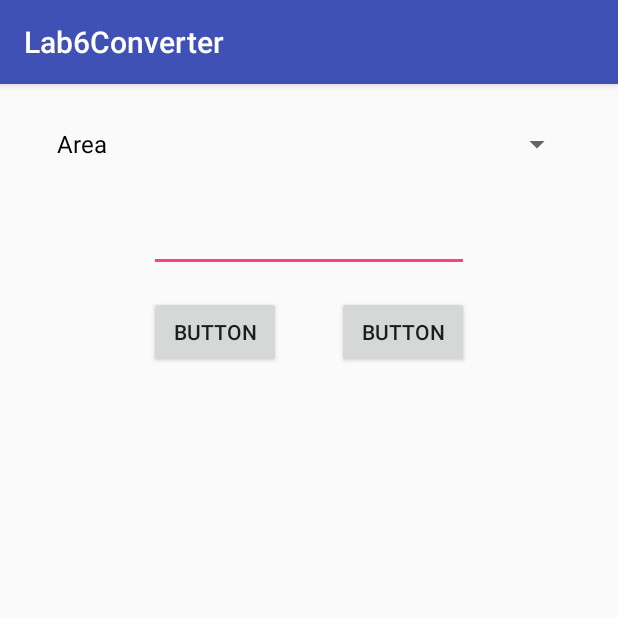
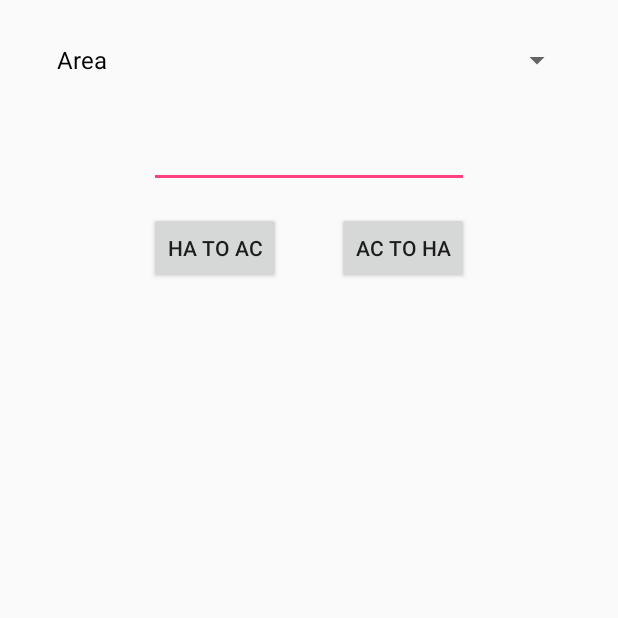
Before and after one commit to AndrewRozendal/Mobile-Apps, an Android app: the screen it shows after launch (MainActivity), on a phone screen of 412 x 824 dp, the top half of it. Run offline under Robolectric (Android 15) with nearby library versions, the phone set to English and light mode, and no system bars.

Commit message:
buttons dynamically update depending on current spinner selection

```diff
--- a/Lab6Converter/app/src/main/java/ca/camosun/lab6converter/MainActivity.java
+++ b/Lab6Converter/app/src/main/java/ca/camosun/lab6converter/MainActivity.java
@@ -13,9 +13,17 @@ import android.widget.TextView;
 
 import java.lang.reflect.Array;
 import java.util.ArrayList;
+import java.util.Dictionary;
+import java.util.Hashtable;
 import java.util.List;
+import java.util.Map;
 
-public class MainActivity extends AppCompatActivity {
+public class MainActivity extends Activity implements AdapterView.OnItemSelectedListener {
+    private Hashtable<String, Conversion> conversions;
+    private Button leftButton;
+    private Button rightButton;
+
+
     private interface PerformsConversion {
         Double convert(Double value);
     }
@@ -41,18 +49,30 @@ public class MainActivity extends AppCompatActivity {
         }
     }
 
-    public class ConversionSpinnerActivity extends Activity implements AdapterView.OnItemSelectedListener {
 
-        public void onItemSelected(AdapterView<?> parent, View view,
-                                   int pos, long id) {
-            // An item was selected. You can retrieve the selected item using
-            parent.getItemAtPosition(pos);
+    public void onItemSelected(AdapterView<?> parent, View view,
+                               int pos, long id) {
+        if(conversions.isEmpty()){
+            throw new NullPointerException("Conversions was not instantiated yet.");
+        }
+        // An item was selected. You can retrieve the selected item using
+        System.out.println("item selected detected");
+        String selectedConversionName = parent.getItemAtPosition(pos).toString();
+        Conversion selectedConversion = conversions.get(selectedConversionName);
+        if(selectedConversion == null){
+            //Error!
+            throw new NullPointerException("Desired conversion was not found.");
         }
 
-        public void onNothingSelected(AdapterView<?> parent) {
-            // Another interface callback
-        }
+        leftButton.setText(selectedConversion.leftButton.name);
+        rightButton.setText(selectedConversion.rightButton.name);
+
     }
+
+    public void onNothingSelected(AdapterView<?> parent) {
+        // Another interface callback
+    }
+
 
     @Override
     protected void onCreate(Bundle savedInstanceState) {
@@ -79,11 +99,11 @@ public class MainActivity extends AppCompatActivity {
                 new ConversionButton("lbs to kg", (Double value) -> { return value * 0.454; }),
                 new ConversionButton("kg to lbs", (Double value) -> { return value * 2.205; }));
 
-        List<Conversion> conversions = new ArrayList<Conversion>();
-        conversions.add(areaConversion);
-        conversions.add(tempConversion);
-        conversions.add(lengthConversion);
-        conversions.add(weightConversion);
+        conversions = new Hashtable<>();
+        conversions.put(areaConversion.name, areaConversion);
+        conversions.put(tempConversion.name, tempConversion);
+        conversions.put(lengthConversion.name, lengthConversion);
+        conversions.put(weightConversion.name, weightConversion);
 
         Spinner conversionsSpinner = (Spinner) findViewById(R.id.conversionsSpinner);
 
@@ -95,16 +115,13 @@ public class MainActivity extends AppCompatActivity {
 
         ArrayAdapter<String> adapter = new ArrayAdapter<String>(this, R.layout.support_simple_spinner_dropdown_item, conversionNames);
         conversionsSpinner.setAdapter(adapter);
-        //conversionsSpinner.setOnItemSelectedListener(this);
+        conversionsSpinner.setOnItemSelectedListener(this);
 
-/*
-        TextView converterLabel = (TextView) findViewById(R.id.converterLabel);
-        converterLabel.setText(tempLabel);
-        Button leftButton = (Button) findViewById(R.id.leftButton);
-        leftButton.setText(c2fLabel);
-        Button rightButton = (Button) findViewById(R.id.rightButton);
-        rightButton.setText(f2cLabel);
-*/
+        leftButton = (Button) findViewById(R.id.leftButton);
+        leftButton.setText("");
+        rightButton = (Button) findViewById(R.id.rightButton);
+        rightButton.setText("");
+
     }
 
     public void leftButton(View view){
```
